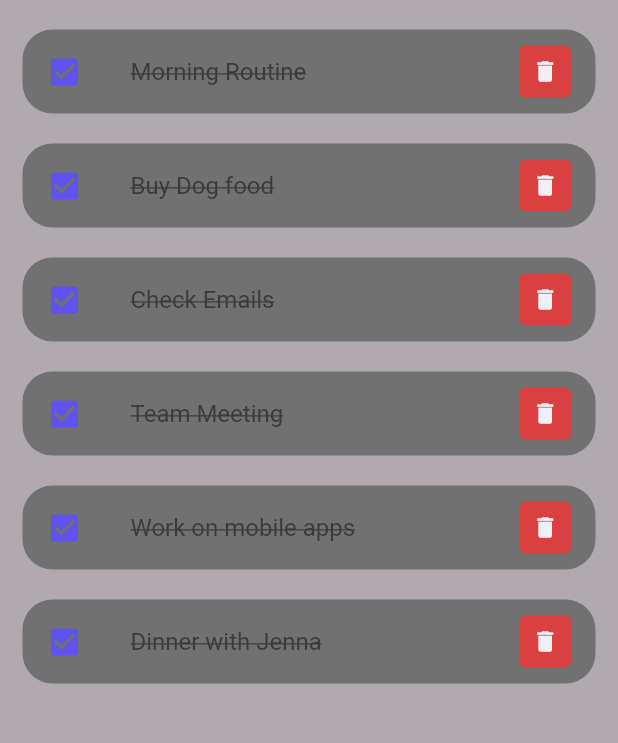
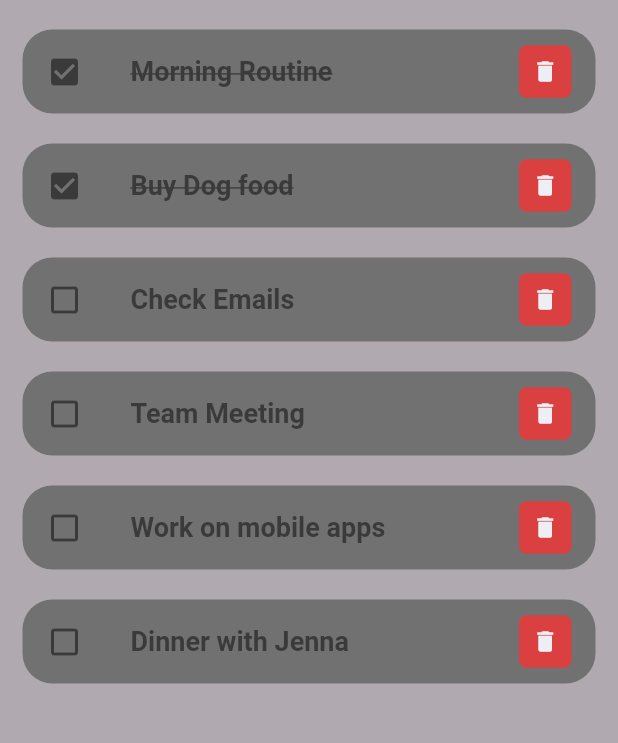
Before and after one commit to nikhil-RGB/To-Do, a Flutter app: the screen it shows after launch, on a phone screen of 412 x 824 dp, the part 299-1042 px from its top. Run offline on Flutter 3.47's test engine with Material 2 defaults, Android fonts, the phone set to English and light mode, and no system bars.

Commit message:
Make checkboxes dynamic

```diff
--- a/to_do_app/lib/widgets/item.dart
+++ b/to_do_app/lib/widgets/item.dart
@@ -16,14 +16,15 @@ class item extends StatelessWidget {
               RoundedRectangleBorder(borderRadius: BorderRadius.circular(20)),
           tileColor: tdGrey,
           leading: Icon(
-            Icons.check_box,
-            color: tdBlue,
+            todo.isDone ? Icons.check_box : Icons.check_box_outline_blank,
+            color: tdBlack,
           ),
           title: Text(todo.text!,
               style: TextStyle(
-                fontSize: 16,
+                fontSize: 18,
+                fontWeight: FontWeight.bold,
                 color: tdBlack,
-                decoration: TextDecoration.lineThrough,
+                decoration: todo.isDone ? TextDecoration.lineThrough : null,
               )),
           trailing: Container(
             height: 35,
```
Also changed, not shown: to_do_app/lib/all-screens/home.dart (+21 -1 lines).
